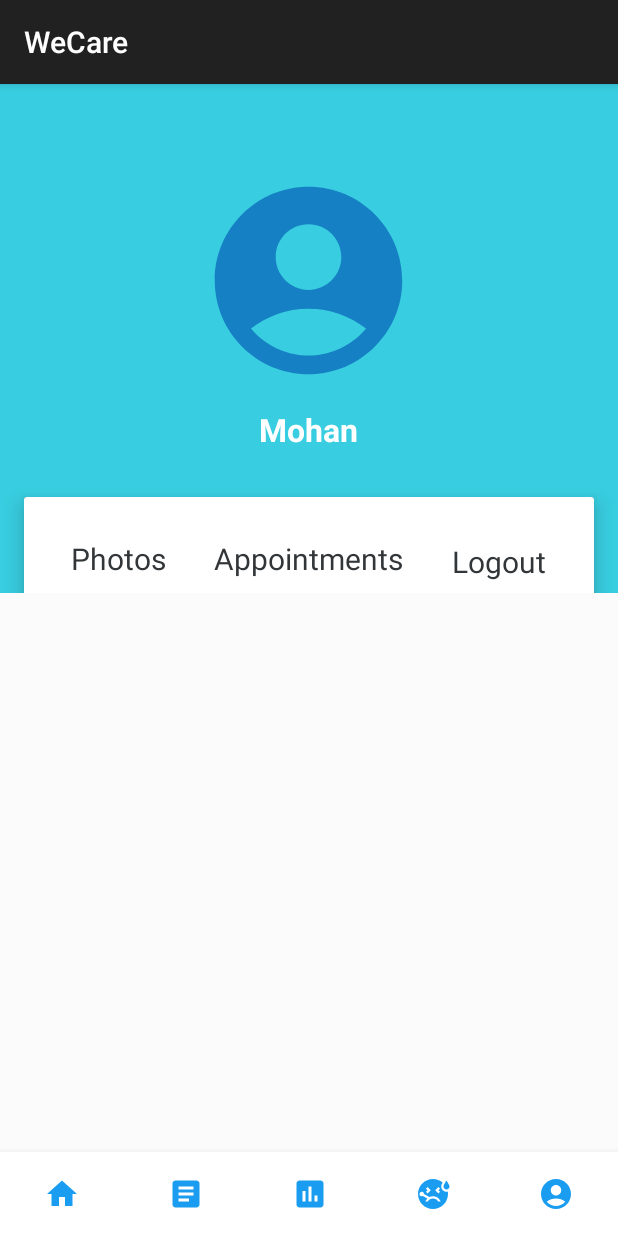
After one commit to krishnasmv/cs639-Team9, an Android app built with Jetpack Compose: the ProfilePage screen opened directly, with no data from a screen before it, on a phone screen of 412 x 824 dp. The commit adds this screen. Run offline under Robolectric (Android 15) with nearby library versions, the phone set to English and light mode, and no system bars; our stand-ins replace Firebase (no records; nobody signed in at launch, a user with empty details on screens opened directly).

Commit message:
Add Profile Page

```diff
--- a/app/src/main/AndroidManifest.xml
+++ b/app/src/main/AndroidManifest.xml
@@ -12,6 +12,9 @@
         android:supportsRtl="true"
         android:theme="@style/Theme.AppCompat"
         tools:targetApi="31">
+        <activity
+            android:name=".ProfilePage"
+            android:exported="false" />
         <activity
             android:name=".MainDoctor"
             android:exported="false" />
--- a/app/src/main/java/com/example/wecare/HomeActivity.kt
+++ b/app/src/main/java/com/example/wecare/HomeActivity.kt
@@ -74,14 +74,15 @@ class HomeActivity : AppCompatActivity() {
         val bottomNavigationView: BottomNavigationView = findViewById(R.id.bottomnav)
         bottomNavigationView.setOnNavigationItemSelectedListener { menuItem ->
             when (menuItem.itemId) {
-                R.id.home -> {
-                    // Handle home icon click
-                    startActivity(
-                        Intent(
-                            this,
-                            SkinandHair::class.java
-                        )
-                    ) // or your desired activity
+                R.id.home -> { startActivity(Intent(this, SkinandHair::class.java)) // or your desired activity
+                    true
+                }
+                R.id.doctor -> {
+                    startActivity(Intent(this, MainDoctor::class.java))
+                    true
+                }
+                R.id.profile -> {
+                    startActivity(Intent(this, ProfilePage::class.java))
                     true
                 }
 //                R.id.navigation_other -> {
--- a/app/src/main/java/com/example/wecare/MainActivity.kt
+++ b/app/src/main/java/com/example/wecare/MainActivity.kt
@@ -24,7 +24,7 @@ class MainActivity : ComponentActivity() {
         setContentView(binding.root)
 
         binding.getstarted.setOnClickListener {
-            val intent = Intent(this, MainDoctor::class.java)
+            val intent = Intent(this, HomeActivity::class.java)
             startActivity(intent)
         }
     }
--- /dev/null
+++ b/app/src/main/java/com/example/wecare/ProfilePage.kt
@@ -0,0 +1,36 @@
+package com.example.wecare
+
+import android.content.Intent
+import android.os.Bundle
+import android.widget.LinearLayout
+import androidx.activity.enableEdgeToEdge
+import androidx.appcompat.app.AppCompatActivity
+import androidx.cardview.widget.CardView
+import androidx.core.view.ViewCompat
+import androidx.core.view.WindowInsetsCompat
+import com.example.wecare.databinding.ActivityProfilePageBinding
+import com.google.firebase.Firebase
+import com.google.firebase.auth.FirebaseAuth
+
+class ProfilePage : AppCompatActivity() {
+    private lateinit var user: FirebaseAuth
+    private lateinit var binding: ActivityProfilePageBinding
+    override fun onCreate(savedInstanceState: Bundle?) {
+        super.onCreate(savedInstanceState)
+        binding = ActivityProfilePageBinding.inflate(layoutInflater)
+        enableEdgeToEdge()
+        setContentView(R.layout.activity_profile_page)
+        user = FirebaseAuth.getInstance()
+        val exit: LinearLayout = findViewById(R.id.logout)
+        exit.setOnClickListener {
+            user.signOut()
+            startActivity(Intent(this, SigninActivity::class.java))
+
+        }
+
+//        binding.logout.setOnClickListener({
+//            user.signOut()
+//            startActivity(Intent(this, SigninActivity::class.java))
+//        })
+    }
+}
--- /dev/null
+++ b/app/src/main/res/drawable/baseline_logout_24.xml
@@ -0,0 +1,5 @@
+<vector xmlns:android="http://schemas.android.com/apk/res/android" android:autoMirrored="true" android:height="24dp" android:tint="#1580C3" android:viewportHeight="24" android:viewportWidth="24" android:width="24dp">
+
+    <path android:fillColor="@android:color/white" android:pathData="M17,7l-1.41,1.41L18.17,11H8v2h10.17l-2.58,2.58L17,17l5,-5zM4,5h8V3H4c-1.1,0 -2,0.9 -2,2v14c0,1.1 0.9,2 2,2h8v-2H4V5z"/>
+
+</vector>
--- a/app/src/main/res/layout/activity_main.xml
+++ b/app/src/main/res/layout/activity_main.xml
@@ -36,10 +36,10 @@
         android:textStyle="bold"
         app:layout_constraintBottom_toBottomOf="parent"
         app:layout_constraintEnd_toEndOf="parent"
-        app:layout_constraintHorizontal_bias="0.497"
+        app:layout_constraintHorizontal_bias="0.498"
         app:layout_constraintStart_toStartOf="parent"
         app:layout_constraintTop_toTopOf="@+id/imageView"
-        app:layout_constraintVertical_bias="0.25" />
+        app:layout_constraintVertical_bias="0.201" />
 
     <ImageView
         android:id="@+id/imageView1"
--- a/app/src/main/res/layout/activity_main_doctor.xml
+++ b/app/src/main/res/layout/activity_main_doctor.xml
@@ -22,6 +22,7 @@
                 android:id="@+id/textViewTitle"
                 android:layout_width="wrap_content"
                 android:layout_height="wrap_content"
+                android:background="@color/yellow2"
                 android:text="HealthCare"
                 android:textAlignment="center"
                 android:textColor="#2C87CF"
@@ -31,7 +32,7 @@
                 app:layout_constraintEnd_toEndOf="parent"
                 app:layout_constraintStart_toStartOf="parent"
                 app:layout_constraintTop_toTopOf="parent"
-                app:layout_constraintVertical_bias="0.03"
+                app:layout_constraintVertical_bias="0.099"
                 tools:text="HealthCare" />
 
             <TextView
--- /dev/null
+++ b/app/src/main/res/layout/activity_profile_page.xml
@@ -0,0 +1,186 @@
+<?xml version="1.0" encoding="utf-8"?>
+<RelativeLayout xmlns:android="http://schemas.android.com/apk/res/android"
+    xmlns:app="http://schemas.android.com/apk/res-auto"
+    xmlns:tools="http://schemas.android.com/tools"
+    android:layout_height="match_parent"
+    android:layout_width="match_parent"
+    tools:context=".Bottomnavigation">
+
+    <FrameLayout
+        android:layout_width="match_parent"
+        android:layout_height="match_parent"
+        android:layout_above="@+id/bottomnav"/>
+    <com.google.android.material.bottomnavigation.BottomNavigationView
+        android:id="@+id/bottomnav"
+        android:layout_width="match_parent"
+        android:layout_height="wrap_content"
+        android:layout_alignParentBottom="true"
+        android:background="?android:attr/windowBackground"
+        app:itemBackground="@color/white"
+        app:itemIconTint="@color/blue"
+        app:itemTextColor="@color/black"
+        app:labelVisibilityMode="unlabeled"
+        app:menu="@menu/menu"/>
+
+    <androidx.coordinatorlayout.widget.CoordinatorLayout xmlns:android="http://schemas.android.com/apk/res/android"
+        xmlns:app="http://schemas.android.com/apk/res-auto"
+        xmlns:tools="http://schemas.android.com/tools"
+        android:id="@+id/main"
+        android:layout_width="match_parent"
+        android:layout_height="match_parent"
+        android:background="@color/profilebackground"
+        tools:context=".ProfilePage">
+
+        <com.google.android.material.appbar.AppBarLayout
+            android:layout_width="match_parent"
+            android:layout_height="wrap_content"
+            android:theme="@style/ThemeOverlay.AppCompat.ActionBar"
+            android:fitsSystemWindows="true"/>
+
+        <com.google.android.material.appbar.CollapsingToolbarLayout
+            android:id="@+id/collapsing_toolbar"
+            android:layout_width="match_parent"
+            android:layout_height="wrap_content"
+            android:background="@color/white"
+            app:expandedTitleTextAppearance="@color/black"
+            app:layout_scrollFlags="scroll|exitUntilCollapsed"
+            android:fitsSystemWindows="true"
+            app:contentScrim="@android:color/transparent"
+            app:expandedTitleMarginStart="48dp"
+            app:titleEnabled="false">
+
+            <RelativeLayout
+                android:layout_width="match_parent"
+                android:layout_height="wrap_content">
+
+                <LinearLayout
+                    android:layout_width="match_parent"
+                    android:layout_height="350dp"
+                    android:background="#38CDE0"
+                    android:orientation="vertical">
+
+                    <ImageView
+                        android:layout_width="150dp"
+                        android:layout_height="150dp"
+                        android:src="@drawable/baseline_account_circle_24"
+                        android:id="@+id/profile_image"
+                        android:layout_marginTop="?attr/actionBarSize"
+                        android:layout_gravity="center_horizontal"
+                        />
+
+                    <TextView
+                        android:layout_marginTop="10dp"
+                        android:layout_gravity="center_horizontal"
+                        android:layout_width="wrap_content"
+                        android:layout_height="wrap_content"
+                        android:text="Mohan"
+                        android:textColor="#fff"
+                        android:textStyle="bold"
+                        android:textSize="21sp" />
+
+
+
+                </LinearLayout>
+
+                <androidx.cardview.widget.CardView
+                    android:layout_width="380dp"
+                    android:layout_height="120dp"
+                    app:cardElevation="8dp"
+                    android:layout_centerHorizontal="true"
+                    android:layout_marginTop="275dp">
+                    <LinearLayout
+                        android:layout_width="match_parent"
+                        android:layout_height="match_parent"
+                        android:orientation="horizontal"
+                        android:weightSum=" 3"
+                        android:background="@color/white">
+
+                        <LinearLayout
+                            android:gravity="center"
+                            android:orientation="vertical"
+                            android:layout_width="0dp"
+                            android:layout_weight="1"
+                            android:layout_height="match_parent">
+                            <TextView
+                                android:layout_width="wrap_content"
+                                android:layout_height="wrap_content"
+                                android:text="Photos"
+                                android:textSize="20sp"
+                                android:textColor="#333639"/>
+                            <TextView
+                                android:layout_width="wrap_content"
+                                android:layout_height="wrap_content"
+                                android:text="125"
+                                android:textStyle="bold"
+                                android:textSize="20sp"
+                                android:paddingTop="10dp"
+                                android:textColor="#0BC9E3" />
+
+                        </LinearLayout>
+
+                        <LinearLayout
+                            android:gravity="center"
+                            android:orientation="vertical"
+                            android:layout_width="0dp"
+                            android:layout_weight="1"
+                            android:layout_height="match_parent">
+                            <TextView
+                                android:layout_width="wrap_content"
+                                android:layout_height="wrap_content"
+                                android:text="Appointments"
+                                android:textSize="20sp"
+                                android:textColor="#333639"/>
+                            <TextView
+                                android:layout_width="wrap_content"
+                                android:layout_height="wrap_content"
+                                android:text="1"
+                                android:textStyle="bold"
+                                android:textSize="20sp"
+                                android:paddingTop="10dp"
+                                android:textColor="#0BC9E3" />
+
+                        </LinearLayout>
+
+                        <LinearLayout
+                            android:id="@+id/logout"
+                            android:gravity="center"
+                            android:orientation="vertical"
+                            android:layout_width="0dp"
+                            android:layout_weight="1"
+                            android:layout_height="match_parent">
+                            <TextView
+                                android:layout_width="wrap_content"
+                                android:layout_height="wrap_content"
+                                android:text="Logout"
+                                android:textSize="20sp"
+                                android:textColor="#333639"/>
+                            <ImageView
+                                android:layout_width="wrap_content"
+                                android:layout_height="wrap_content"
+                                android:src="@drawable/baseline_logout_24"
+                                android:paddingTop="10dp"
+                                android:textColor="#0BC9E3" />
+
+                        </LinearLayout>
+
+                    </LinearLayout>
+
+                </androidx.cardview.widget.CardView>
+
+            </RelativeLayout>
+
+
+        </com.google.android.material.appbar.CollapsingToolbarLayout>
+
+
+
+
+
+
+
+
+    </androidx.coordinatorlayout.widget.CoordinatorLayout>
+
+
+
+</RelativeLayout>
--- a/app/src/main/res/layout/activity_signin.xml
+++ b/app/src/main/res/layout/activity_signin.xml
@@ -51,7 +51,8 @@
         <com.google.android.material.textfield.TextInputEditText
             android:id="@+id/emailet"
             android:layout_width="match_parent"
-            android:layout_height="wrap_content"
+            android:layout_height="49dp"
+            android:background="#88D3C7"
             android:hint="Type your Email"
             android:inputType="textEmailAddress"
             android:textColor="@color/black"
@@ -64,6 +65,7 @@
         android:layout_height="wrap_content"
         android:layout_marginHorizontal="16dp"
         android:layout_marginTop="24dp"
+        android:background="#88D3C7"
         app:boxStrokeColor="@color/yellow"
         app:hintTextColor="@color/yellow"
         app:layout_constraintEnd_toEndOf="parent"
@@ -75,7 +77,7 @@
         <com.google.android.material.textfield.TextInputEditText
             android:id="@+id/passet"
             android:layout_width="match_parent"
-            android:layout_height="wrap_content"
+            android:layout_height="39dp"
             android:hint="Type Your Password"
             android:inputType="textPassword"
             android:textColor="@color/black"
--- a/app/src/main/res/values/colors.xml
+++ b/app/src/main/res/values/colors.xml
@@ -16,4 +16,5 @@
     <color name="yellow">#FFC801</color>
     <color name="blue">#1a9df1</color>
     <color name="yellow2">#FFd230</color>
+    <color name="profilebackground">#FAFBFA</color>
 </resources>
```
